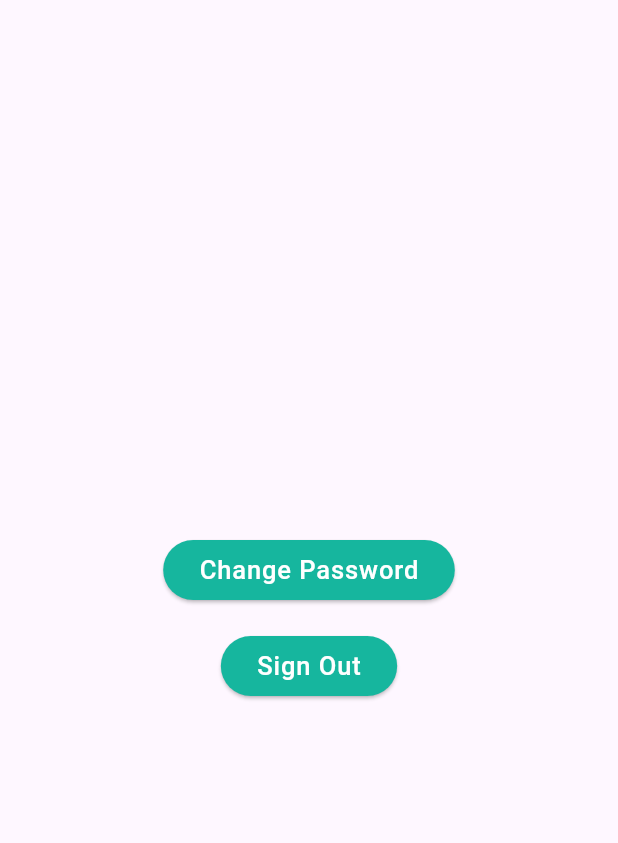
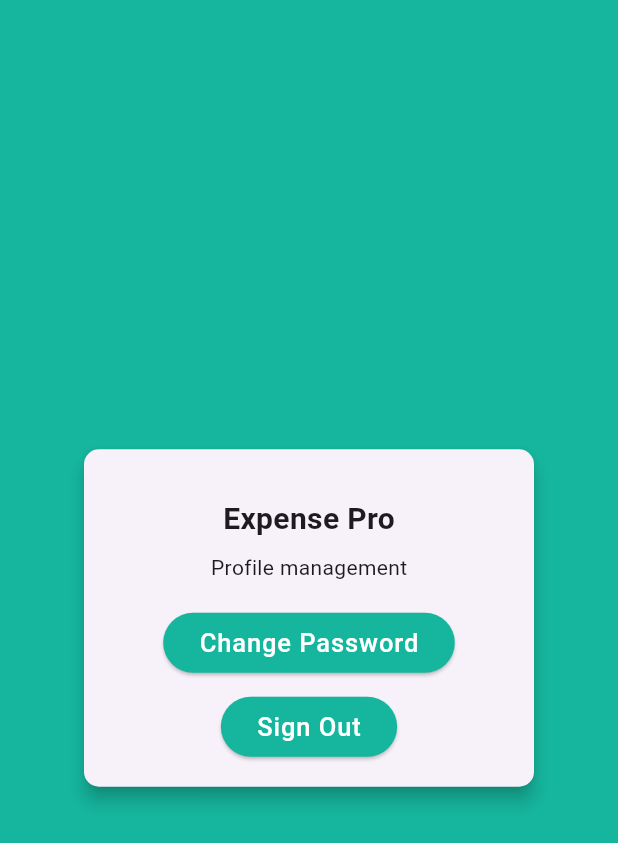
Before and after one commit to mahmoudbahkiry/expense-tracker-flutter, a Flutter app: the PageProfile screen opened directly, on a phone screen of 412 x 824 dp. Shown: the top 843 px of the screen. Run offline on Flutter 3.47's test engine with Material 3 defaults, Android fonts, the phone set to English and light mode, and no system bars; our stand-ins replace charts_flutter, cloud_firestore, firebase_auth, firebase_core, flutter_spinkit, pie_chart and 1 more; accounts and stored records are empty.

Commit message:
further ui enhancements

```diff
--- a/lib/home_page.dart
+++ b/lib/home_page.dart
@@ -1,5 +1,4 @@
 // ignore_for_file: deprecated_member_use
-
 import 'package:expense_tracker_project/income_expence_dropdown_menu.dart';
 import 'package:expense_tracker_project/views/forget_pass.dart';
 import 'package:firebase_auth/firebase_auth.dart';
@@ -111,24 +110,59 @@ class PageProfile extends StatelessWidget {
   @override
   Widget build(BuildContext context) {
     return Scaffold(
-      body: Center(
+      body: Stack(
+        children: [
+          Container(
+            decoration: const BoxDecoration(
+              gradient: LinearGradient(
+                begin: Alignment.topCenter,
+                end: Alignment.bottomCenter,
+                colors: [
+                  Color.fromARGB(255, 22, 182, 158),
+                  Color.fromARGB(255, 22, 182, 158)
+                ],
+              ),
+            ),
+          ),
+          Center(
+            child: Card(
+              elevation: 5.0,
+              shape: RoundedRectangleBorder(
+                borderRadius: BorderRadius.circular(10.0),
+              ),
+              child: Container(
+                width: 300.0,
+                padding: const EdgeInsets.all(16.0),
                 child: Column(
-          mainAxisAlignment: MainAxisAlignment.center,
+                  mainAxisSize: MainAxisSize.min,
                   children: [
+                    const SizedBox(height: 16.0),
+                    const Text(
+                      'Expense Pro',
+                      style: TextStyle(
+                        fontSize: 20.0,
+                        fontWeight: FontWeight.bold,
+                      ),
+                    ),
+                    const SizedBox(height: 8.0),
+                    const Text('Profile management'),
+                    const SizedBox(height: 16.0),
                     ElevatedButton(
                       onPressed: () {
                         Navigator.push(
                           context,
                           PageRouteBuilder(
                             pageBuilder: (_, __, ___) => const ForgetPass(),
-                    transitionDuration: const Duration(milliseconds: 300),
+                            transitionDuration:
+                                const Duration(milliseconds: 300),
                             transitionsBuilder: (_, a, __, c) =>
                                 FadeTransition(opacity: a, child: c),
                           ),
                         );
                       },
                       style: ElevatedButton.styleFrom(
-                backgroundColor: const Color.fromARGB(255, 22, 182, 158),
+                        backgroundColor:
+                            const Color.fromARGB(255, 22, 182, 158),
                       ),
                       child: const Text('Change Password',
                           style: TextStyle(
@@ -137,13 +171,14 @@ class PageProfile extends StatelessWidget {
                             fontSize: 17,
                           )),
                     ),
-            const SizedBox(height: 16),
+                    const SizedBox(height: 8.0),
                     ElevatedButton(
                       onPressed: () {
                         _signOut();
                       },
                       style: ElevatedButton.styleFrom(
-                backgroundColor: const Color.fromARGB(255, 22, 182, 158),
+                        backgroundColor:
+                            const Color.fromARGB(255, 22, 182, 158),
                       ),
                       child: const Text('Sign Out',
                           style: TextStyle(
@@ -155,6 +190,10 @@ class PageProfile extends StatelessWidget {
                   ],
                 ),
               ),
+            ),
+          ),
+        ],
+      ),
     );
   }
 }
```
Also changed, not shown: lib/expense_dialog.dart (+8 -4 lines), lib/income_dialog.dart (+8 -3 lines), lib/income_expence_dropdown_menu.dart (+8 -3 lines), lib/views/Login_view.dart (+12 -7 lines). Lines whose indentation alone changed are shown as unchanged.
